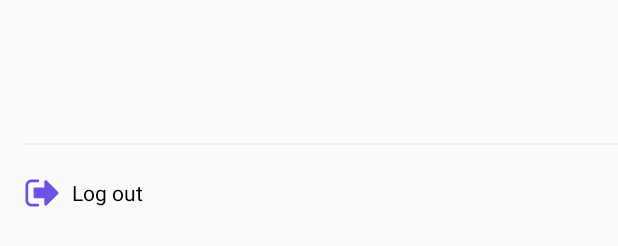
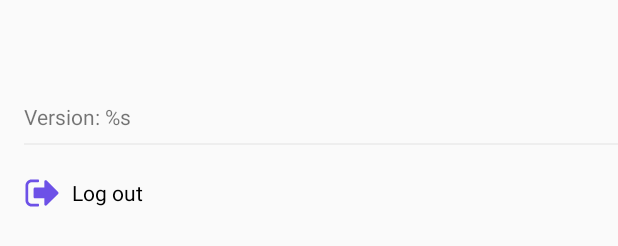
Before and after one commit to druger/AboutJob, an Android app: the layout fragment_account.xml on its own in the app's theme, with its tools: preview values and no code run, on a phone screen of 412 x 824 dp. Shown: the part 914-1160 px from the top of the screen. Run offline under Robolectric (Android 15) with nearby library versions, the phone set to English and light mode, and no system bars.

Commit message:
AJ-124. add version to settings

```diff
--- a/app/src/main/java/com/druger/aboutwork/fragments/AccountFragment.java
+++ b/app/src/main/java/com/druger/aboutwork/fragments/AccountFragment.java
@@ -19,6 +19,7 @@ import android.widget.Toast;
 import com.arellomobile.mvp.presenter.InjectPresenter;
 import com.arellomobile.mvp.presenter.ProvidePresenter;
 import com.druger.aboutwork.App;
+import com.druger.aboutwork.BuildConfig;
 import com.druger.aboutwork.R;
 import com.druger.aboutwork.activities.LoginActivity;
 import com.druger.aboutwork.activities.MainActivity;
@@ -56,6 +57,7 @@ public class AccountFragment extends BaseSupportFragment implements AccountView{
     private LinearLayout ltPhone;
     private View line3;
     private TextView tvWriteToDev;
+    private TextView tvVersion;
 
     @ProvidePresenter
     AccountPresenter getAccountPresenter() {
@@ -77,8 +79,13 @@ public class AccountFragment extends BaseSupportFragment implements AccountView{
         setupToolbar();
         accountPresenter.getUserInfo();
         setupListeners();
+        showVersion();
 
         return rootView;
+    }
+
+    private void showVersion() {
+        tvVersion.setText(getString(R.string.version, BuildConfig.VERSION_NAME));
     }
 
     private void setupToolbar() {
@@ -119,6 +126,7 @@ public class AccountFragment extends BaseSupportFragment implements AccountView{
         ltPhone = bindView(R.id.ltPhone);
         line3 = bindView(R.id.line3);
         tvWriteToDev = bindView(R.id.tvWriteToDev);
+        tvVersion = bindView(R.id.tvVersion);
     }
 
     private void showRemoveDialog() {
--- a/app/src/main/res/layout-land/fragment_account.xml
+++ b/app/src/main/res/layout-land/fragment_account.xml
@@ -231,6 +231,19 @@
                     android:textColor="@android:color/black" />
             </LinearLayout>
 
+            <TextView
+                android:id="@+id/tvVersion"
+                android:layout_width="wrap_content"
+                android:layout_height="wrap_content"
+                android:layout_marginStart="16dp"
+                android:layout_marginTop="8dp"
+                android:text="@string/version"
+                app:layout_constraintBottom_toBottomOf="parent"
+                app:layout_constraintStart_toStartOf="parent"
+                app:layout_constraintTop_toBottomOf="@+id/cvLogout"
+                app:layout_constraintVertical_bias="0.0" />
+
+
         </android.support.constraint.ConstraintLayout>
     </android.support.v4.widget.NestedScrollView>
 
--- a/app/src/main/res/layout/fragment_account.xml
+++ b/app/src/main/res/layout/fragment_account.xml
@@ -199,14 +199,15 @@
             app:layout_constraintEnd_toEndOf="parent"/>
 
         <include
+            android:id="@+id/include3"
             layout="@layout/separate_line"
             android:layout_width="0dp"
             android:layout_height="1dp"
             android:layout_marginStart="16dp"
             android:layout_marginBottom="2dp"
-            app:layout_constraintStart_toStartOf="parent"
             app:layout_constraintBottom_toTopOf="@+id/cvLogout"
-            app:layout_constraintEnd_toEndOf="parent"/>
+            app:layout_constraintEnd_toEndOf="parent"
+            app:layout_constraintStart_toStartOf="parent" />
 
         <LinearLayout
             android:id="@+id/cvLogout"
@@ -248,6 +249,16 @@
             app:layout_constraintTop_toBottomOf="@+id/line6"
             android:textColor="@android:color/black"/>
 
+        <TextView
+            android:id="@+id/tvVersion"
+            android:layout_width="wrap_content"
+            android:layout_height="wrap_content"
+            android:layout_marginStart="16dp"
+            android:layout_marginBottom="8dp"
+            android:text="@string/version"
+            app:layout_constraintBottom_toTopOf="@+id/include3"
+            app:layout_constraintStart_toStartOf="parent" />
+
     </android.support.constraint.ConstraintLayout>
 
     <include
--- a/app/src/main/res/values/strings.xml
+++ b/app/src/main/res/values/strings.xml
@@ -99,6 +99,7 @@
     <string name="email_support" translatable="false">support@aboutjob.ru</string>
     <string name="send_email">Send email</string>
     <string name="no_email_apps">There are no email clients installed</string>
+    <string name="version">Version: %s</string>
 
     <string-array name="work_status">
         <item>@string/working</item>
```
Also changed, not shown: 1 other file.
